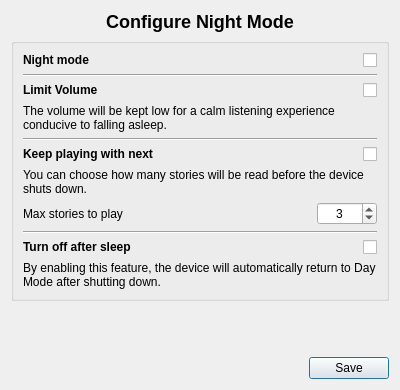
The window that pkg/ui/nm.ui (o-daneel/Lunii.QT) describes before a commit, drawn with Qt 5.
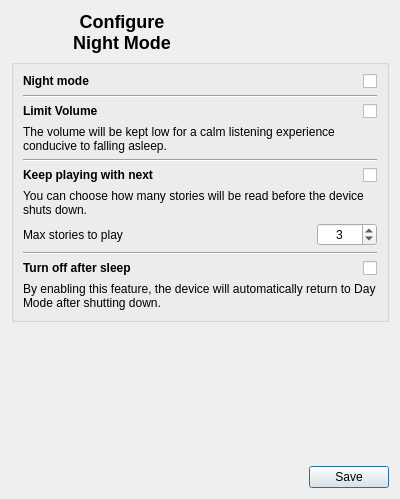
The same window after the commit. Icons and pictures are not drawn.

Commit message: added extra picture for nm settings window

Diff of the .ui file:
```diff
--- a/pkg/ui/nm.ui
+++ b/pkg/ui/nm.ui
@@ -7,7 +7,7 @@
     <x>0</x>
     <y>0</y>
     <width>400</width>
-    <height>390</height>
+    <height>499</height>
    </rect>
   </property>
   <property name="minimumSize">
@@ -24,19 +24,89 @@
   </property>
   <layout class="QVBoxLayout" name="verticalLayout">
    <item>
+    <layout class="QHBoxLayout" name="hl_header">
+     <item>
+      <spacer name="horizontalSpacer_3">
+       <property name="orientation">
+        <enum>Qt::Horizontal</enum>
+       </property>
+       <property name="sizeType">
+        <enum>QSizePolicy::Fixed</enum>
+       </property>
+       <property name="sizeHint" stdset="0">
+        <size>
+         <width>20</width>
+         <height>20</height>
+        </size>
+       </property>
+      </spacer>
+     </item>
+     <item>
     <widget class="QLabel" name="lbl_Header">
      <property name="text">
-      <string>&lt;h2&gt;Configure Night Mode&lt;/h2&gt;</string>
+        <string>&lt;h2&gt;Configure&lt;br&gt;Night Mode&lt;/h2&gt;</string>
      </property>
      <property name="alignment">
       <set>Qt::AlignCenter</set>
      </property>
+       <property name="wordWrap">
+        <bool>true</bool>
+       </property>
      <property name="margin">
       <number>10</number>
      </property>
     </widget>
    </item>
    <item>
+      <widget class="QLabel" name="lbl_imgHeader">
+       <property name="sizePolicy">
+        <sizepolicy hsizetype="Fixed" vsizetype="Fixed">
+         <horstretch>0</horstretch>
+         <verstretch>0</verstretch>
+        </sizepolicy>
+       </property>
+       <property name="maximumSize">
+        <size>
+         <width>150</width>
+         <height>150</height>
+        </size>
+       </property>
+       <property name="baseSize">
+        <size>
+         <width>0</width>
+         <height>0</height>
+        </size>
+       </property>
+       <property name="text">
+        <string/>
+       </property>
+       <property name="pixmap">
+        <pixmap resource="../../resources.qrc">:/img/res/bg_night_mode.png</pixmap>
+       </property>
+       <property name="scaledContents">
+        <bool>true</bool>
+       </property>
+      </widget>
+     </item>
+     <item>
+      <spacer name="horizontalSpacer_2">
+       <property name="orientation">
+        <enum>Qt::Horizontal</enum>
+       </property>
+       <property name="sizeType">
+        <enum>QSizePolicy::Fixed</enum>
+       </property>
+       <property name="sizeHint" stdset="0">
+        <size>
+         <width>20</width>
+         <height>20</height>
+        </size>
+       </property>
+      </spacer>
+     </item>
+    </layout>
+   </item>
+   <item>
     <widget class="QGroupBox" name="groupBox">
      <property name="title">
       <string/>
```
Left out of the diff: 4 changed lines with no effect on the pictures. Lines whose indentation alone changed are shown as unchanged. The commit also changes 6 other files.
